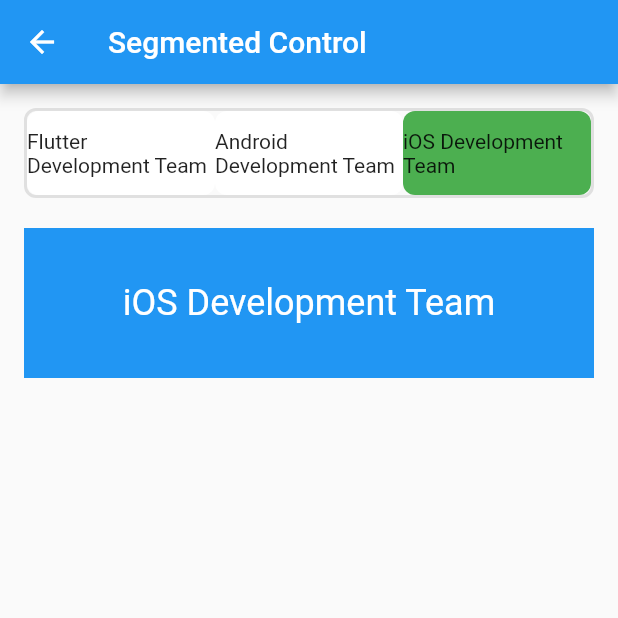
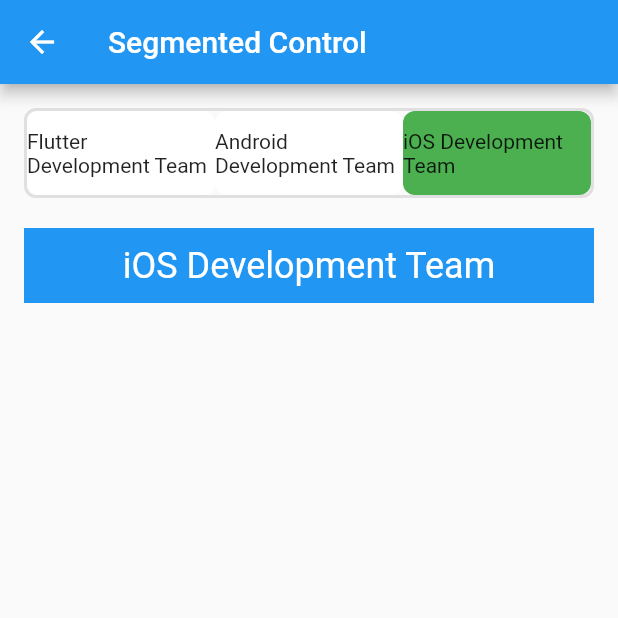
Before and after one commit to develonursahin/neon_apps_academy, a Flutter app: the SegmentedControlScreen screen opened directly, after a tap on "Android Development Team", after a tap on "iOS Development Team", on a phone screen of 412 x 824 dp, the top half of it. Run offline on Flutter 3.47's test engine with Material 2 defaults, Android fonts, the phone set to English and light mode, and no system bars; our stand-ins replace carousel_slider, charts_flutter, flutter_rating_bar, image_picker, shared_preferences; missing offline and left inert: flutter_shake_animated; accounts and stored records are empty.

Commit message:
edit: Segmented Control View

```diff
--- a/4- UI Widgets/ui_widgets_app/lib/views/segmented_control_view.dart
+++ b/4- UI Widgets/ui_widgets_app/lib/views/segmented_control_view.dart
@@ -1,9 +1,10 @@
 import 'package:flutter/material.dart';
 
 class SegmentedControlScreen extends StatefulWidget {
-  SegmentedControlScreen();
+  const SegmentedControlScreen({super.key});
 
   @override
+  // ignore: library_private_types_in_public_api
   _SegmentedControlScreenState createState() => _SegmentedControlScreenState();
 }
 
@@ -14,14 +15,14 @@ class _SegmentedControlScreenState extends State<SegmentedControlScreen> {
   Widget build(BuildContext context) {
     return Scaffold(
       appBar: AppBar(
-        title: Text('Segmented Control'),
+        title: const Text('Segmented Control'),
       ),
       body: Container(
         padding: const EdgeInsets.all(16.0),
         child: Column(
           children: [
             SegmentedControl(
-              children: {
+              children: const {
                 0: Text('Flutter Development Team'),
                 1: Text('Android Development Team'),
                 2: Text('iOS Development Team'),
@@ -33,10 +34,14 @@ class _SegmentedControlScreenState extends State<SegmentedControlScreen> {
               },
               groupValue: _selectedIndex,
             ),
-            SizedBox(height: 20),
+            const SizedBox(height: 20),
             AnimatedContainer(
-              duration: Duration(milliseconds: 200),
-              height: _selectedIndex == 0 ? 200 : 100,
+              duration: const Duration(milliseconds: 200),
+              height: _selectedIndex == 0
+                  ? 200
+                  : _selectedIndex == 1
+                      ? 100
+                      : 50,
               color: _selectedIndex == 0 ? Colors.green : Colors.blue,
               alignment: Alignment.center,
               child: Text(
@@ -45,7 +50,7 @@ class _SegmentedControlScreenState extends State<SegmentedControlScreen> {
                     : _selectedIndex == 1
                         ? 'Android Development Team'
                         : 'iOS Development Team',
-                style: TextStyle(fontSize: 24, color: Colors.white),
+                style: const TextStyle(fontSize: 24, color: Colors.white),
               ),
             ),
           ],
@@ -60,7 +65,8 @@ class SegmentedControl extends StatelessWidget {
   final ValueChanged<int> onValueChanged;
   final int groupValue;
 
-  SegmentedControl({
+  const SegmentedControl({
+    super.key,
     required this.children,
     required this.onValueChanged,
     required this.groupValue,
```
